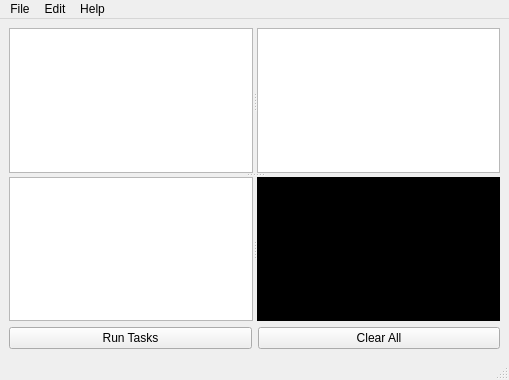
Qt form main.ui (vuxuanhoa95/LayoutBatch) before a commit.
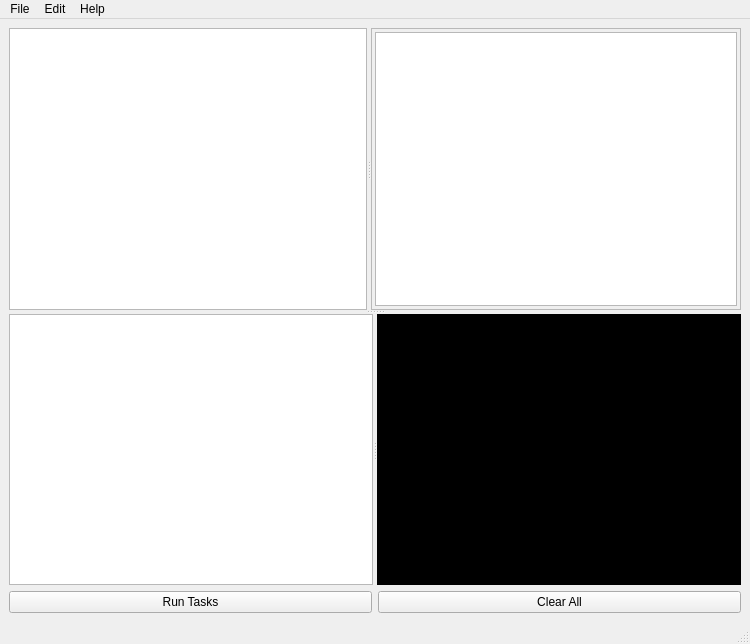
The same form after that commit. Custom widgets are drawn as their Qt base class.

What changed in the file:
```diff
--- a/main.ui
+++ b/main.ui
@@ -6,8 +6,8 @@
    <rect>
     <x>0</x>
     <y>0</y>
-    <width>509</width>
-    <height>380</height>
+    <width>750</width>
+    <height>644</height>
    </rect>
   </property>
   <property name="windowTitle">
@@ -24,14 +24,6 @@
        <property name="orientation">
         <enum>Qt::Horizontal</enum>
        </property>
-       <widget class="DragList" name="lw_files">
-        <property name="selectionMode">
-         <enum>QAbstractItemView::ExtendedSelection</enum>
-        </property>
-        <property name="selectionRectVisible">
-         <bool>true</bool>
-        </property>
-       </widget>
        <widget class="QListWidget" name="lw_tasks">
         <property name="selectionMode">
          <enum>QAbstractItemView::SingleSelection</enum>
@@ -40,6 +32,48 @@
          <bool>false</bool>
         </property>
        </widget>
+       <widget class="QScrollArea" name="scrollArea">
+        <property name="widgetResizable">
+         <bool>true</bool>
+        </property>
+        <widget class="QWidget" name="scrollAreaWidgetContents">
+         <property name="geometry">
+          <rect>
+           <x>0</x>
+           <y>0</y>
+           <width>230</width>
+           <height>271</height>
+          </rect>
+         </property>
+         <layout class="QVBoxLayout" name="verticalLayout_2">
+          <property name="spacing">
+           <number>3</number>
+          </property>
+          <property name="leftMargin">
+           <number>3</number>
+          </property>
+          <property name="topMargin">
+           <number>3</number>
+          </property>
+          <property name="rightMargin">
+           <number>3</number>
+          </property>
+          <property name="bottomMargin">
+           <number>3</number>
+          </property>
+          <item>
+           <widget class="DragList" name="lw_files"/>
+          </item>
+          <item>
+           <layout class="QVBoxLayout" name="verticalLayout_3">
+            <property name="spacing">
+             <number>3</number>
+            </property>
+           </layout>
+          </item>
+         </layout>
+        </widget>
+       </widget>
       </widget>
       <widget class="QSplitter" name="splitter_2">
        <property name="orientation">
@@ -86,7 +120,7 @@
     <rect>
      <x>0</x>
      <y>0</y>
-     <width>509</width>
+     <width>750</width>
      <height>22</height>
     </rect>
    </property>
```
